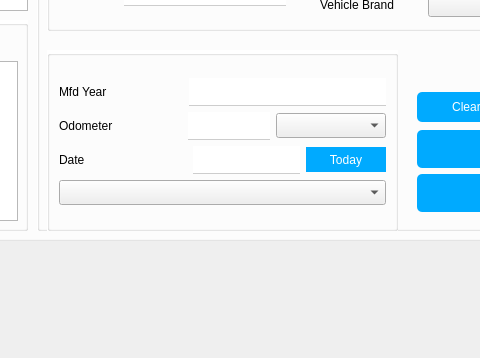
Old version of the form workshop.ui in the repository RajivSah/Project; both pictures show x 673 to 1153 and y 410 to 768 of the 1366 by 768 pixel window.
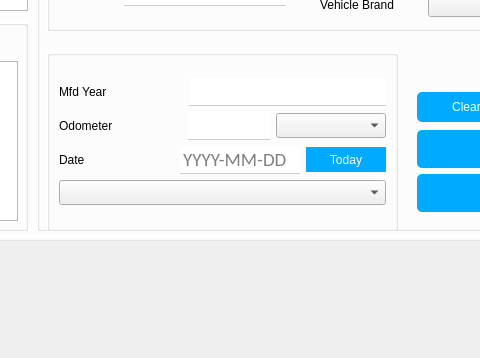
New version of the form. Icons and pictures are not drawn.

The edit to the form file:
```diff
--- a/workshop.ui
+++ b/workshop.ui
@@ -686,6 +686,12 @@
              </item>
              <item>
               <widget class="QLineEdit" name="templineEdit">
+               <property name="minimumSize">
+                <size>
+                 <width>120</width>
+                 <height>0</height>
+                </size>
+               </property>
                <property name="font">
                 <font>
                  <family>Calibri</family>
@@ -695,6 +701,9 @@
                <property name="styleSheet">
                 <string notr="true">width: 105px;</string>
                </property>
+               <property name="placeholderText">
+                <string>YYYY-MM-DD</string>
+               </property>
               </widget>
              </item>
              <item>
```
